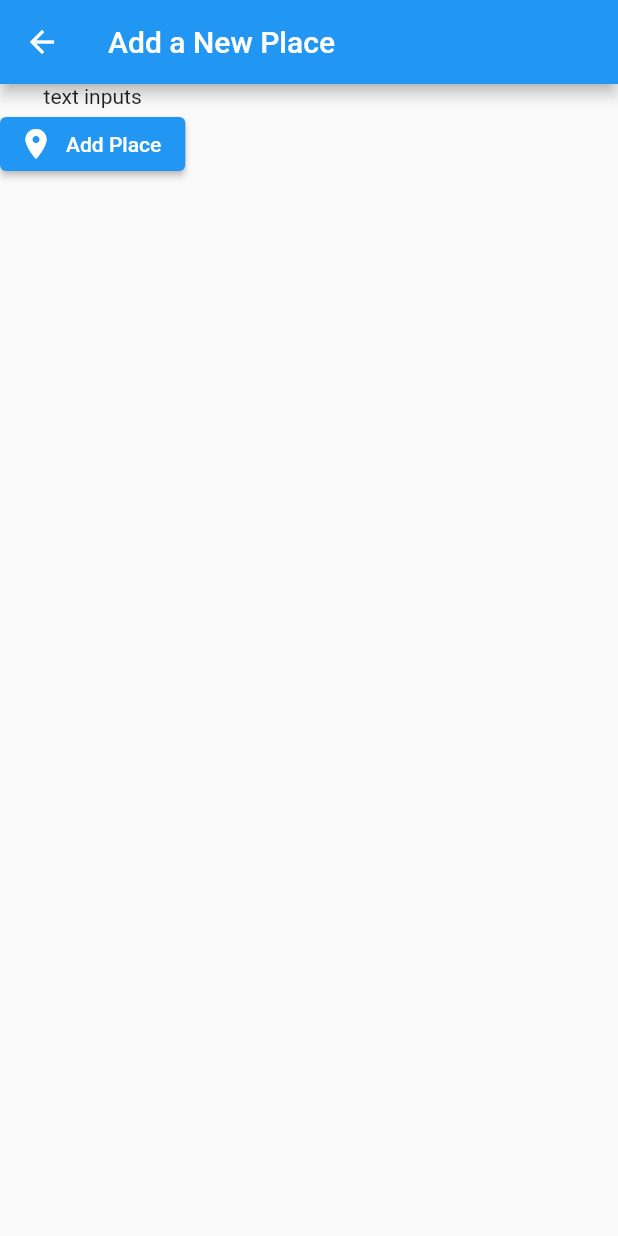
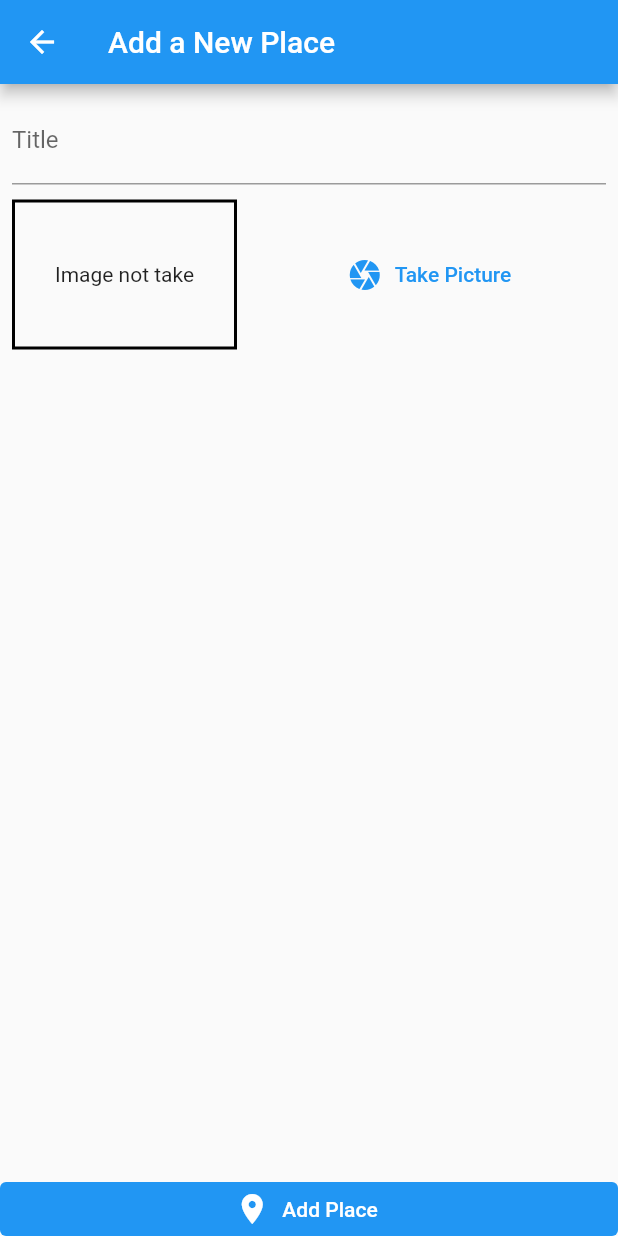
Before and after one commit to hub-it-solutions/places_app, a Flutter app: the AddPlaceScreen screen opened by its route, on a phone screen of 412 x 824 dp. Run offline on Flutter 3.47's test engine with Material 2 defaults, Android fonts, the phone set to English and light mode, and no system bars.

Commit message:
image _ input

```diff
--- a/lib/screens/add_place_screen.dart
+++ b/lib/screens/add_place_screen.dart
@@ -1,4 +1,5 @@
 import 'package:flutter/material.dart';
+import 'package:places_app/widgets/image_input.dart';
 
 class AddPlaceScreen extends StatefulWidget {
   static const route = '/add-a-place';
@@ -9,6 +10,7 @@ class AddPlaceScreen extends StatefulWidget {
 }
 
 class _AddPlaceScreenState extends State<AddPlaceScreen> {
+  final _titleController = TextEditingController();
   @override
   Widget build(BuildContext context) {
     return Scaffold(
@@ -16,9 +18,33 @@ class _AddPlaceScreenState extends State<AddPlaceScreen> {
         title: const Text('Add a New Place'),
       ),
       body: Column(
+        mainAxisAlignment: MainAxisAlignment.spaceBetween,
+        crossAxisAlignment: CrossAxisAlignment.stretch,
         children: [
-          const Text("text inputs"),
+          Expanded(
+              child: Padding(
+            padding: const EdgeInsets.all(8.0),
+            child: SingleChildScrollView(
+              child: Column(
+                children: [
+                  TextField(
+                    decoration: const InputDecoration(
+                      labelText: 'Title',
+                    ),
+                    controller: _titleController,
+                  ),
+                  SizedBox(height: 10),
+                  ImageInput(),
+                ],
+              ),
+            ),
+          )),
           ElevatedButton.icon(
+            style: ElevatedButton.styleFrom(
+              elevation: 0,
+              primary: Theme.of(context).colorScheme.primary,
+              tapTargetSize: MaterialTapTargetSize.shrinkWrap,
+            ),
             onPressed: () {},
             icon: const Icon(Icons.place),
             label: const Text("Add Place"),
--- a/lib/screens/places_list_screen.dart
+++ b/lib/screens/places_list_screen.dart
@@ -1,4 +1,5 @@
 import 'package:flutter/material.dart';
+import 'package:places_app/screens/add_place_screen.dart';
 
 class PlacesListScreen extends StatelessWidget {
   const PlacesListScreen({Key? key}) : super(key: key);
@@ -10,7 +11,9 @@ class PlacesListScreen extends StatelessWidget {
         title: const Text('Your places'),
         actions: [
           IconButton(
-            onPressed: () {},
+            onPressed: () {
+              Navigator.of(context).pushNamed(AddPlaceScreen.route);
+            },
             icon: const Icon(Icons.add),
           ),
         ],
--- /dev/null
+++ b/lib/widgets/image_input.dart
@@ -0,0 +1,47 @@
+import 'dart:io';
+
+import 'package:flutter/material.dart';
+
+class ImageInput extends StatefulWidget {
+  const ImageInput({Key? key}) : super(key: key);
+
+  @override
+  _ImageInputState createState() => _ImageInputState();
+}
+
+class _ImageInputState extends State<ImageInput> {
+  File? _storedImage;
+  @override
+  Widget build(BuildContext context) {
+    return Row(
+      children: [
+        Container(
+          height: 100,
+          width: 150,
+          decoration: BoxDecoration(
+            border: Border.all(color: Colors.black, width: 2),
+          ),
+          alignment: Alignment.center,
+          child: _storedImage != null
+              ? Image.file(
+                  _storedImage!,
+                  fit: BoxFit.cover,
+                  width: double.infinity,
+                )
+              : const Text(
+                  "Image not take",
+                  textAlign: TextAlign.center,
+                ),
+        ),
+        const SizedBox(width: 10),
+        Expanded(
+          child: TextButton.icon(
+            onPressed: () {},
+            icon: Icon(Icons.camera),
+            label: Text("Take Picture"),
+          ),
+        ),
+      ],
+    );
+  }
+}
```
